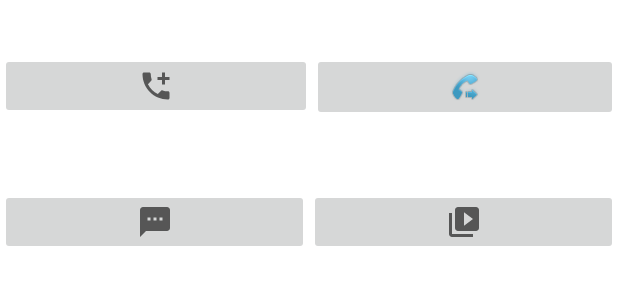
After one commit to gjimenexv/SC703-Lec08, an Android app: the layout fragment_phone.xml on its own in the app's theme, with its tools: preview values and no code run, on a phone screen of 412 x 824 dp. The commit adds this screen. Shown: the top 300 px of the screen. Run offline under Robolectric (Android 15) with nearby library versions, the phone set to English and light mode, and no system bars.

Commit message:
All Files for the Phone functionality

```diff
--- /dev/null
+++ b/app/src/main/res/drawable/ic_baseline_add_ic_call_24.xml
@@ -0,0 +1,10 @@
+<vector xmlns:android="http://schemas.android.com/apk/res/android"
+    android:width="24dp"
+    android:height="24dp"
+    android:viewportWidth="24"
+    android:viewportHeight="24"
+    android:tint="?attr/colorControlNormal">
+  <path
+      android:fillColor="@android:color/white"
+      android:pathData="M20,15.5c-1.25,0 -2.45,-0.2 -3.57,-0.57 -0.35,-0.11 -0.74,-0.03 -1.02,0.24l-2.2,2.2c-2.83,-1.44 -5.15,-3.75 -6.59,-6.59l2.2,-2.21c0.28,-0.26 0.36,-0.65 0.25,-1C8.7,6.45 8.5,5.25 8.5,4c0,-0.55 -0.45,-1 -1,-1H4c-0.55,0 -1,0.45 -1,1 0,9.39 7.61,17 17,17 0.55,0 1,-0.45 1,-1v-3.5c0,-0.55 -0.45,-1 -1,-1zM21,6h-3V3h-2v3h-3v2h3v3h2V8h3z"/>
+</vector>
--- /dev/null
+++ b/app/src/main/res/drawable/ic_baseline_textsms_24.xml
@@ -0,0 +1,10 @@
+<vector xmlns:android="http://schemas.android.com/apk/res/android"
+    android:width="24dp"
+    android:height="24dp"
+    android:viewportWidth="24"
+    android:viewportHeight="24"
+    android:tint="?attr/colorControlNormal">
+  <path
+      android:fillColor="@android:color/white"
+      android:pathData="M20,2L4,2c-1.1,0 -1.99,0.9 -1.99,2L2,22l4,-4h14c1.1,0 2,-0.9 2,-2L22,4c0,-1.1 -0.9,-2 -2,-2zM9,11L7,11L7,9h2v2zM13,11h-2L11,9h2v2zM17,11h-2L15,9h2v2z"/>
+</vector>
--- /dev/null
+++ b/app/src/main/res/drawable/ic_baseline_video_library_24.xml
@@ -0,0 +1,10 @@
+<vector xmlns:android="http://schemas.android.com/apk/res/android"
+    android:width="24dp"
+    android:height="24dp"
+    android:viewportWidth="24"
+    android:viewportHeight="24"
+    android:tint="?attr/colorControlNormal">
+  <path
+      android:fillColor="@android:color/white"
+      android:pathData="M4,6L2,6v14c0,1.1 0.9,2 2,2h14v-2L4,20L4,6zM20,2L8,2c-1.1,0 -2,0.9 -2,2v12c0,1.1 0.9,2 2,2h12c1.1,0 2,-0.9 2,-2L22,4c0,-1.1 -0.9,-2 -2,-2zM12,14.5v-9l6,4.5 -6,4.5z"/>
+</vector>
--- /dev/null
+++ b/app/src/main/res/layout/fragment_phone.xml
@@ -0,0 +1,79 @@
+<?xml version="1.0" encoding="utf-8"?>
+<LinearLayout xmlns:android="http://schemas.android.com/apk/res/android"
+    xmlns:tools="http://schemas.android.com/tools"
+    xmlns:app="http://schemas.android.com/apk/res-auto"
+    android:orientation="vertical"
+    android:layout_width="match_parent"
+    android:layout_height="match_parent"
+    tools:context=".Phone">
+
+    <TextView
+        android:id="@+id/etTelefono"
+        android:layout_width="match_parent"
+        android:layout_height="wrap_content"
+        android:layout_marginStart="8dp"
+        android:layout_marginTop="8dp"
+        android:layout_marginEnd="8dp"
+        android:textAlignment="center"
+        android:textAppearance="@style/TextAppearance.AppCompat.Display1"
+        android:textSize="20sp"
+        app:layout_constraintBottom_toBottomOf="parent"
+        app:layout_constraintEnd_toEndOf="parent"
+        app:layout_constraintStart_toStartOf="parent"
+        app:layout_constraintTop_toTopOf="parent" />
+
+    <LinearLayout
+        android:layout_width="match_parent"
+        android:layout_height="wrap_content"
+        android:orientation="horizontal">
+
+        <ImageButton
+            android:id="@+id/bt_llamar"
+            android:layout_width="wrap_content"
+            android:layout_height="wrap_content"
+            android:layout_weight="1"
+            android:src="@drawable/ic_baseline_add_ic_call_24" />
+
+        <ImageButton
+            android:id="@+id/bt_llamar_directo"
+            android:layout_width="wrap_content"
+            android:layout_height="wrap_content"
+            android:layout_weight="1"
+            android:src="@android:drawable/stat_sys_phone_call_forward" />
+
+    </LinearLayout>
+
+    <LinearLayout
+        android:layout_width="match_parent"
+        android:layout_height="match_parent"
+        android:layout_weight="1"
+        android:orientation="vertical">
+
+        <TextView
+            android:id="@+id/etSms"
+            android:layout_width="match_parent"
+            android:layout_height="wrap_content"
+            android:textAppearance="@style/TextAppearance.AppCompat.Display1" />
+
+        <LinearLayout
+            android:layout_width="match_parent"
+            android:layout_height="match_parent"
+            android:orientation="horizontal">
+
+            <ImageButton
+                android:id="@+id/bt_sms"
+                android:layout_width="wrap_content"
+                android:layout_height="wrap_content"
+                android:layout_weight="1"
+                android:src="@drawable/ic_baseline_textsms_24" />
+
+            <ImageButton
+                android:id="@+id/bt_sms_directo"
+                android:layout_width="wrap_content"
+                android:layout_height="wrap_content"
+                android:layout_weight="1"
+                android:src="@drawable/ic_baseline_video_library_24" />
+        </LinearLayout>
+    </LinearLayout>
+
+</LinearLayout>
--- a/app/src/main/res/navigation/mobile_navigation.xml
+++ b/app/src/main/res/navigation/mobile_navigation.xml
@@ -18,6 +18,12 @@
         tools:layout="@layout/fragment_gallery" />
 
     <fragment
+        android:id="@+id/nav_phone"
+        android:name="com.example.lec08.Phone"
+        android:label="@string/menu_phone"
+        tools:layout="@layout/fragment_phone" />
+
+    <fragment
         android:id="@+id/nav_slideshow"
         android:name="com.example.lec08.ui.slideshow.SlideshowFragment"
         android:label="@string/menu_slideshow"
```
Also changed, not shown: app/src/main/java/com/example/lec08/Calendar.java (added, +124 -0 lines).
